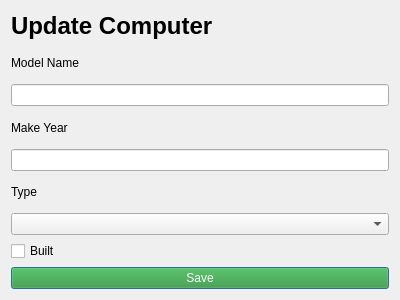
danielm15/VLN1-2016-Hopur_16, file editcomputer.ui: the form before one commit.
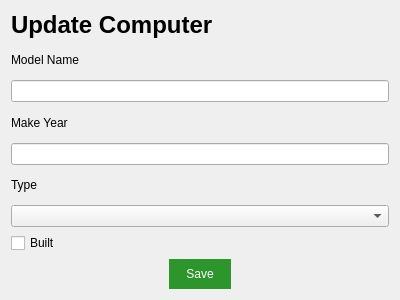
The form after the commit. Icons and pictures are not drawn.

Commit message: Added css and design features

The edit to the form file:
```diff
--- a/editcomputer.ui
+++ b/editcomputer.ui
@@ -95,13 +95,16 @@
      </property>
     </widget>
    </item>
-   <item>
+   <item alignment="Qt::AlignHCenter">
     <widget class="QPushButton" name="pushButtonSave">
      <property name="styleSheet">
       <string notr="true">#pushButtonSave {
 	color: rgb(255, 255, 255);
 	background-color: rgb(44, 150, 44);
-	
+	padding: 6px 15px;
+	border: 2px solid;
+	border-color: transparent;
+	border-radius: 16px;
 }
 
 #pushButtonSave::hover {
```
The commit also changes 4 other files.
